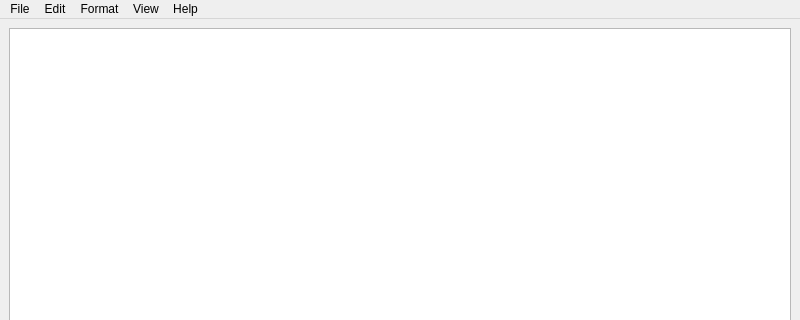
Above: notepad/mainwindow.ui from BrucePixel/QtProject before the change; both pictures show x 0 to 800 and y 0 to 320 of the 800 by 600 pixel window. Below: the same form after it.
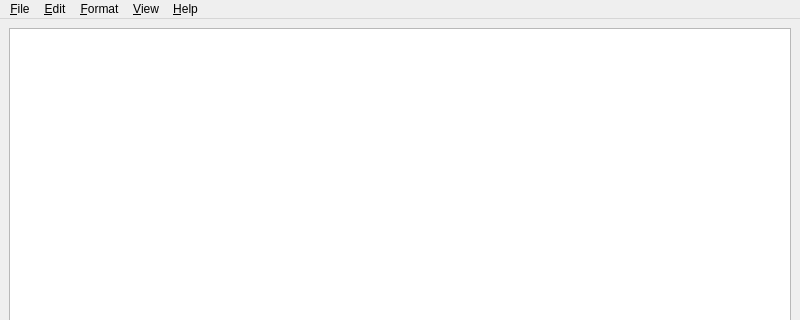
That is the form after the change.

Commit message: Bug: when cursor go over the 'File' menu, it is not reponse. So, when I comment out an unused variable, it is fixed.

Diff of the .ui file:
```diff
--- a/notepad/mainwindow.ui
+++ b/notepad/mainwindow.ui
@@ -31,7 +31,7 @@
    </property>
    <widget class="QMenu" name="menuFile">
     <property name="title">
-     <string>File</string>
+     <string>&amp;File</string>
     </property>
     <addaction name="newFile"/>
     <addaction name="openFile"/>
@@ -44,7 +44,7 @@
    </widget>
    <widget class="QMenu" name="menuEdit">
     <property name="title">
-     <string>Edit</string>
+     <string>&amp;Edit</string>
     </property>
     <addaction name="undoEdit"/>
     <addaction name="separator"/>
@@ -58,20 +58,20 @@
    </widget>
    <widget class="QMenu" name="menuFormat">
     <property name="title">
-     <string>Format</string>
+     <string>&amp;Format</string>
     </property>
     <addaction name="autoWrapFormat"/>
     <addaction name="FontFormat"/>
    </widget>
    <widget class="QMenu" name="menuView">
     <property name="title">
-     <string>View</string>
+     <string>&amp;View</string>
     </property>
     <addaction name="statusBarView"/>
    </widget>
    <widget class="QMenu" name="menuHelp">
     <property name="title">
-     <string>Help</string>
+     <string>&amp;Help</string>
     </property>
     <addaction name="aboutHelp"/>
    </widget>
```
The commit also changes 1 other file.
